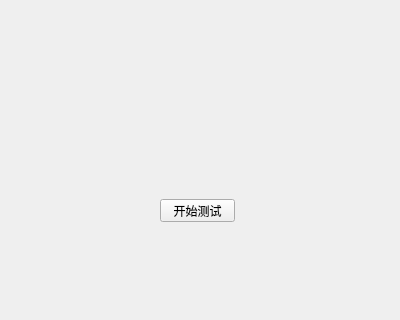
Old version of the form playvideo.ui in the repository lufuping/QTDemo; both pictures show x 0 to 400 and y 201 to 521 of the 400 by 521 pixel window.
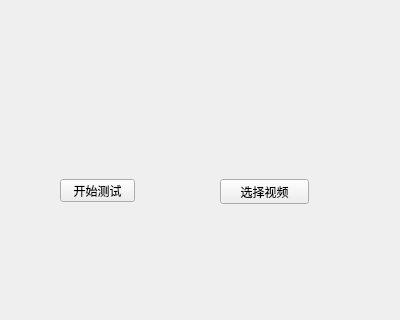
New version of the form.

What changed in the file:
```diff
--- a/playvideo.ui
+++ b/playvideo.ui
@@ -16,8 +16,8 @@
   <widget class="QPushButton" name="testVideo">
    <property name="geometry">
     <rect>
-     <x>160</x>
-     <y>400</y>
+     <x>60</x>
+     <y>380</y>
      <width>75</width>
      <height>23</height>
     </rect>
@@ -26,6 +26,19 @@
     <string>开始测试</string>
    </property>
   </widget>
+  <widget class="QPushButton" name="btnChoseVideo">
+   <property name="geometry">
+    <rect>
+     <x>220</x>
+     <y>380</y>
+     <width>89</width>
+     <height>25</height>
+    </rect>
+   </property>
+   <property name="text">
+    <string>选择视频</string>
+   </property>
+  </widget>
  </widget>
  <resources/>
  <connections/>
```
